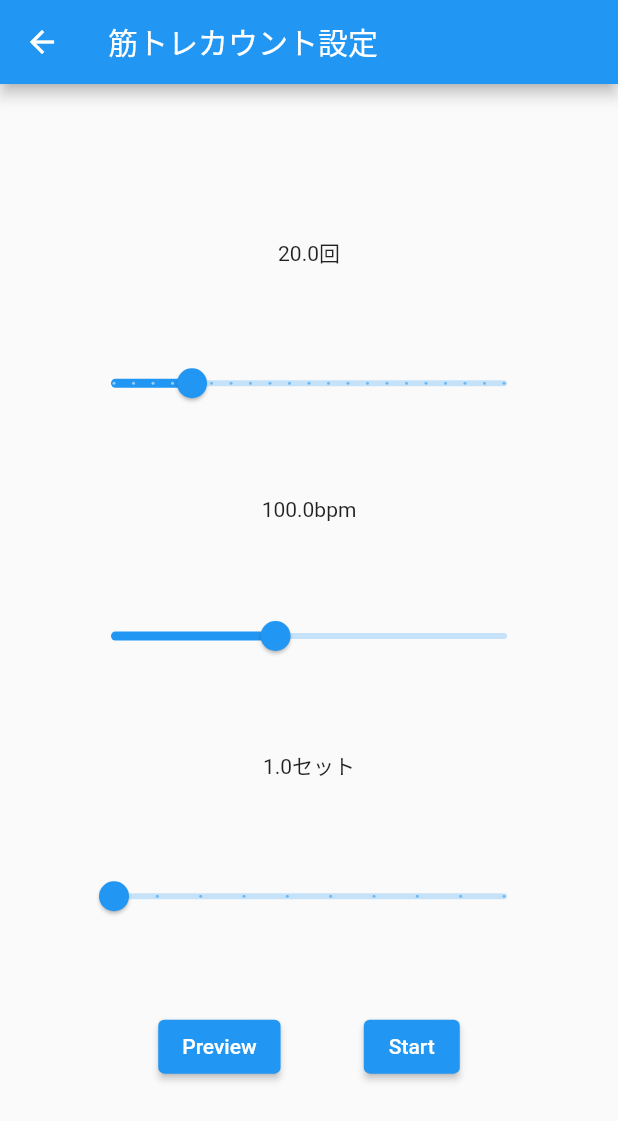
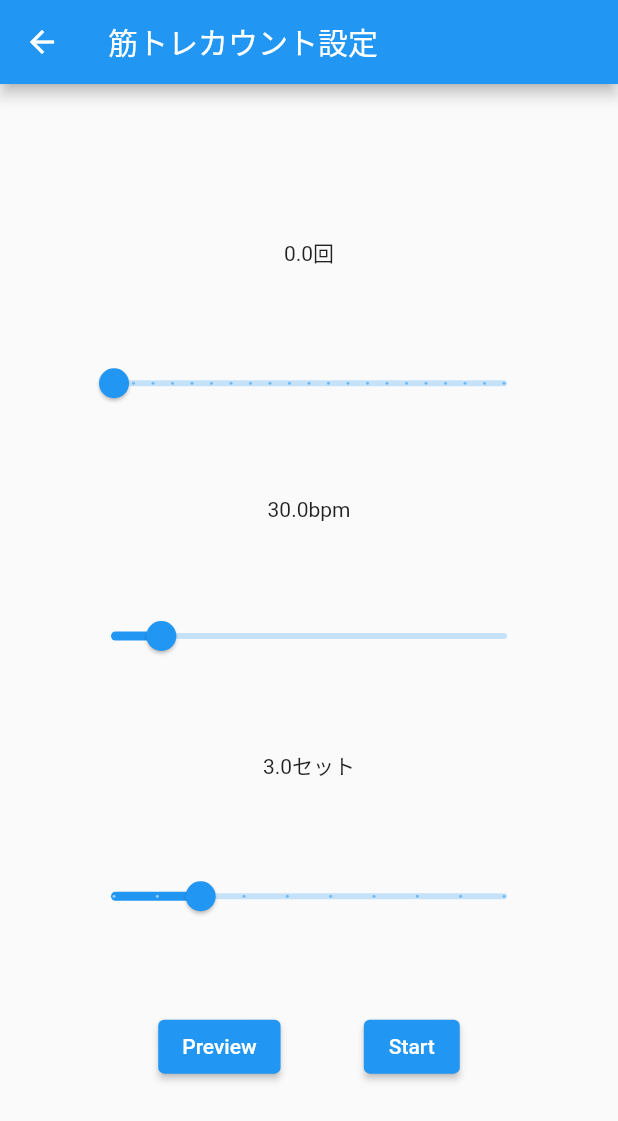
Before and after one commit to sogawa-yk/Counter, a Flutter app: the screen it shows after launch, after a tap on "筋トレ", on a phone screen of 412 x 824 dp. Shown: the top 1121 px of the screen. Run offline on Flutter 3.47's test engine with Material 2 defaults, Android fonts, the light colour scheme and no system bars; our stand-ins replace flutter_riverpod; missing offline and left inert: dart:html.

Commit message:
Introduce riverPod

```diff
--- a/lib/main.dart
+++ b/lib/main.dart
@@ -1,8 +1,14 @@
 import 'package:flutter/material.dart';
 import 'package:counter_app/view/start_page.dart';
+import 'package:flutter_riverpod/flutter_riverpod.dart';
+
+final NumCountProvider = StateProvider((_) => 0.0);
+final CurrentCountProvider = StateProvider((_) => 0.0);
+final tempoProvider = StateProvider((_) => 30.0);
+final setProvider = StateProvider((_) => 3.0);
 
 void main() {
-  runApp(const MyApp());
+  runApp(ProviderScope(child: MyApp()));
 }
 
 class MyApp extends StatelessWidget {
@@ -16,7 +22,7 @@ class MyApp extends StatelessWidget {
       theme: ThemeData(
         primarySwatch: Colors.blue,
       ),
-      home: const StartPage(title: 'Flutter Demo Home Page'),
+      home: const StartPage(),
     );
   }
 }
--- a/lib/view/muscle_training_config_page.dart
+++ b/lib/view/muscle_training_config_page.dart
@@ -1,21 +1,11 @@
+import 'package:counter_app/main.dart';
 import 'package:flutter/material.dart';
 import 'package:counter_app/view/muscle_count_page.dart';
+import 'package:flutter_riverpod/flutter_riverpod.dart';
 
-class MuscleTrainingConfigPage extends StatefulWidget {
-  const MuscleTrainingConfigPage({Key? key}) : super(key: key);
-
+class MuscleTrainingConfigPage extends ConsumerWidget {
   @override
-  State<MuscleTrainingConfigPage> createState() =>
-      _MuscleTrainingConfigPageState();
-}
-
-class _MuscleTrainingConfigPageState extends State<MuscleTrainingConfigPage> {
-  double _count = 20;
-  double _tempo = 100;
-  double _numSet = 1;
-
-  @override
-  Widget build(BuildContext context) {
+  Widget build(BuildContext context, WidgetRef ref) {
     return Scaffold(
         appBar: AppBar(title: const Text('筋トレカウント設定')),
         body: Container(
@@ -23,41 +13,35 @@ class _MuscleTrainingConfigPageState extends State<MuscleTrainingConfigPage> {
             child: Column(
               mainAxisAlignment: MainAxisAlignment.spaceEvenly,
               children: <Widget>[
-                Center(child: Text('${_count}回')),
+                Center(child: Text('${ref.watch(NumCountProvider)}回')),
                 Slider(
-                  value: _count,
+                  value: ref.watch(NumCountProvider),
                   max: 100,
                   divisions: 20,
-                  label: _count.round().toString(),
+                  label: ref.watch(NumCountProvider).round().toString(),
                   onChanged: (double value) {
-                    setState(() {
-                      _count = value;
-                    });
+                    ref.read(NumCountProvider.state).state = value;
                   },
                 ),
-                Center(child: Text('${_tempo}bpm')),
+                Center(child: Text('${ref.watch(tempoProvider)}bpm')),
                 Slider(
-                    value: _tempo,
+                    value: ref.watch(tempoProvider),
                     max: 240,
                     min: 1,
                     divisions: 239,
-                    label: _tempo.round().toString(),
+                    label: ref.watch(tempoProvider).round().toString(),
                     onChanged: (double value) {
-                      setState(() {
-                        _tempo = value;
-                      });
+                      ref.read(tempoProvider.state).state = value;
                     }),
-                Center(child: Text('${_numSet}セット')),
+                Center(child: Text('${ref.watch(setProvider)}セット')),
                 Slider(
-                    value: _numSet,
+                    value: ref.watch(setProvider),
                     max: 10,
                     min: 1,
                     divisions: 9,
-                    label: _numSet.round().toString(),
+                    label: ref.watch(setProvider).round().toString(),
                     onChanged: (double value) {
-                      setState(() {
-                        _numSet = value;
-                      });
+                      ref.read(setProvider.state).state = value;
                     }),
                 Row(
                   mainAxisAlignment: MainAxisAlignment.spaceEvenly,
--- a/lib/view/start_page.dart
+++ b/lib/view/start_page.dart
@@ -1,28 +1,16 @@
+import 'package:counter_app/main.dart';
 import 'package:counter_app/view/muscle_training_config_page.dart';
 import 'package:flutter/material.dart';
+import 'package:flutter_riverpod/flutter_riverpod.dart';
 
-class StartPage extends StatefulWidget {
-  const StartPage({Key? key, required this.title}) : super(key: key);
-  final String title;
+class StartPage extends ConsumerWidget {
+  const StartPage({Key? key}) : super(key: key);
 
   @override
-  State<StartPage> createState() => _StartPageState();
-}
-
-class _StartPageState extends State<StartPage> {
-  int _counter = 0;
-
-  void _incrementCounter() {
-    setState(() {
-      _counter++;
-    });
-  }
-
-  @override
-  Widget build(BuildContext context) {
+  Widget build(BuildContext context, WidgetRef ref) {
     return Scaffold(
       appBar: AppBar(
-        title: Text(widget.title),
+        title: Text('カウントアプリ'),
       ),
       body: Center(
           child: Column(
--- a/pubspec.yaml
+++ b/pubspec.yaml
@@ -19,6 +19,7 @@ version: 1.0.0+1
 
 environment:
   sdk: ">=2.17.5 <3.0.0"
+  flutter: ">=2.0.0"
 
 # Dependencies specify other packages that your package needs in order to work.
 # To automatically upgrade your package dependencies to the latest versions
@@ -29,6 +30,8 @@ environment:
 dependencies:
   flutter:
     sdk: flutter
+  flutter_hooks: ^0.18.0
+  flutter_riverpod: ^2.0.0-dev.9
 
 
   # The following adds the Cupertino Icons font to your application.
```
Also changed, not shown: lib/view/muscle_count_page.dart (+21 -5 lines), pubspec.lock.
